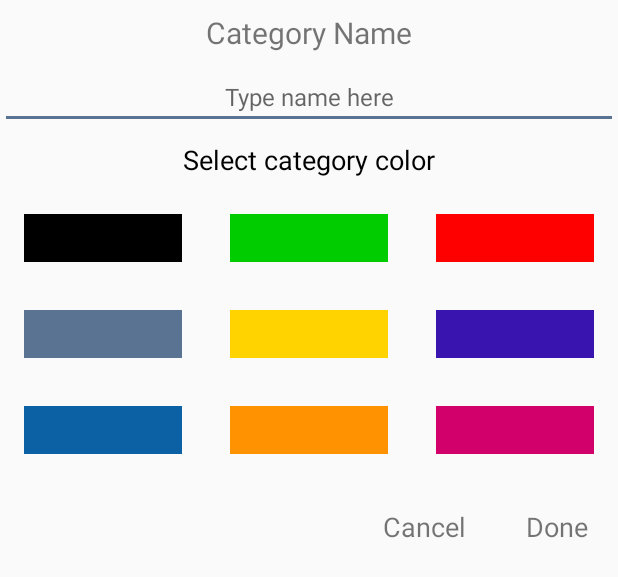
After one commit to azzaxx/BalanceV2.0, an Android app: the layout create_category_dialog.xml on its own in the app's theme, with its tools: preview values and no code run, on a phone screen of 412 x 824 dp. The commit adds this screen. Shown: the top 577 px of the screen. Run offline under Robolectric (Android 15) with nearby library versions, the phone set to English and light mode, and no system bars.

Commit message:
Added create category dialog, category switch button, xml layouts, color values

```diff
--- a/app/src/main/java/com/example/alex/balance/adapters/MainListAdapter.java
+++ b/app/src/main/java/com/example/alex/balance/adapters/MainListAdapter.java
@@ -34,7 +34,7 @@ public class MainListAdapter extends RecyclerView.Adapter<MainListAdapter.MainVi
 
     @Override
     public MainViewHolder onCreateViewHolder(ViewGroup parent, int viewType) {
-        return new MainViewHolder(LayoutInflater.from(parent.getContext()).inflate(R.layout.recycler_item, parent, false));
+        return new MainViewHolder(LayoutInflater.from(parent.getContext()).inflate(R.layout.recycler_item_main, parent, false));
     }
 
     @Override
--- /dev/null
+++ b/app/src/main/res/layout/create_category_dialog.xml
@@ -0,0 +1,163 @@
+<?xml version="1.0" encoding="utf-8"?>
+<LinearLayout xmlns:android="http://schemas.android.com/apk/res/android"
+    android:layout_width="match_parent"
+    android:layout_height="match_parent"
+    android:orientation="vertical">
+
+    <TextView
+        android:layout_width="match_parent"
+        android:layout_height="wrap_content"
+        android:gravity="center"
+        android:padding="8dp"
+        android:text="Category Name"
+        android:textSize="20sp" />
+
+    <EditText
+        android:id="@+id/create_category_dialog_et_cat_name"
+        android:layout_width="match_parent"
+        android:layout_height="wrap_content"
+        android:gravity="center"
+        android:hint="Type name here"
+        android:maxLength="14"
+        android:maxLines="1"
+        android:paddingLeft="24sp"
+        android:paddingRight="24sp"
+        android:textSize="16sp" />
+
+    <TextView
+        android:id="@+id/create_category_tv_cat_color"
+        android:layout_width="match_parent"
+        android:layout_height="wrap_content"
+        android:gravity="center"
+        android:padding="8dp"
+        android:text="Select category color"
+        android:textColor="@color/black"
+        android:textSize="18sp" />
+
+    <LinearLayout
+        android:layout_width="match_parent"
+        android:layout_height="wrap_content"
+        android:orientation="horizontal">
+
+        <View
+            android:id="@+id/color_black"
+            android:layout_width="wrap_content"
+            android:layout_height="32dp"
+            android:layout_margin="16dp"
+            android:layout_weight="1"
+            android:background="@color/black" />
+
+        <View
+            android:id="@+id/color_green"
+            android:layout_width="wrap_content"
+            android:layout_height="32dp"
+            android:layout_margin="16dp"
+            android:layout_weight="1"
+            android:background="@color/green" />
+
+        <View
+            android:id="@+id/color_red"
+            android:layout_width="wrap_content"
+            android:layout_height="32dp"
+            android:layout_margin="16dp"
+            android:layout_weight="1"
+            android:background="@color/red" />
+
+    </LinearLayout>
+
+    <LinearLayout
+        android:layout_width="match_parent"
+        android:layout_height="wrap_content"
+        android:orientation="horizontal">
+
+        <View
+            android:id="@+id/color_accent"
+            android:layout_width="wrap_content"
+            android:layout_height="32dp"
+            android:layout_margin="16dp"
+            android:layout_weight="1"
+            android:background="@color/colorAccent" />
+
+        <View
+            android:id="@+id/color_yellow"
+            android:layout_width="wrap_content"
+            android:layout_height="32dp"
+            android:layout_margin="16dp"
+            android:layout_weight="1"
+            android:background="@color/yellow" />
+
+        <View
+            android:id="@+id/color_blue"
+            android:layout_width="wrap_content"
+            android:layout_height="32dp"
+            android:layout_margin="16dp"
+            android:layout_weight="1"
+            android:background="@color/blue" />
+
+    </LinearLayout>
+
+    <LinearLayout
+        android:layout_width="match_parent"
+        android:layout_height="wrap_content"
+        android:orientation="horizontal">
+
+        <View
+            android:id="@+id/color_violet"
+            android:layout_width="wrap_content"
+            android:layout_height="32dp"
+            android:layout_margin="16dp"
+            android:layout_weight="1"
+            android:background="@color/violet" />
+
+        <View
+            android:id="@+id/color_orange"
+            android:layout_width="wrap_content"
+            android:layout_height="32dp"
+            android:layout_margin="16dp"
+            android:layout_weight="1"
+            android:background="@color/orange" />
+
+        <View
+            android:id="@+id/color_pink"
+            android:layout_width="wrap_content"
+            android:layout_height="32dp"
+            android:layout_margin="16dp"
+            android:layout_weight="1"
+            android:background="@color/pink" />
+
+    </LinearLayout>
+
+    <LinearLayout
+        android:layout_width="match_parent"
+        android:layout_height="wrap_content"
+        android:orientation="horizontal">
+
+        <View
+            android:layout_width="0dp"
+            android:layout_height="32dp"
+            android:layout_margin="16dp"
+            android:layout_weight="3" />
+
+        <TextView
+            android:id="@+id/create_category_cancel_button"
+            android:layout_width="wrap_content"
+            android:layout_height="wrap_content"
+            android:layout_margin="8dp"
+            android:gravity="center"
+            android:padding="12dp"
+            android:text="@string/cancel"
+            android:textSize="18sp" />
+
+        <TextView
+            android:id="@+id/create_category_ok_button"
+            android:layout_width="wrap_content"
+            android:layout_height="wrap_content"
+            android:layout_margin="8dp"
+            android:gravity="center"
+            android:padding="12dp"
+            android:text="Done"
+            android:textSize="18sp" />
+
+    </LinearLayout>
+
+</LinearLayout>
--- a/app/src/main/res/layout/start_activity.xml
+++ b/app/src/main/res/layout/start_activity.xml
@@ -46,6 +46,6 @@
         android:layout_height="match_parent"
         android:layout_above="@+id/button_container"
         android:layout_centerHorizontal="true"
-        tools:listitem="@layout/recycler_item" />
+        tools:listitem="@layout/recycler_item_main" />
 
 </RelativeLayout>
--- a/app/src/main/res/values/colors.xml
+++ b/app/src/main/res/values/colors.xml
@@ -7,4 +7,10 @@
     <color name="with_transparent">#AAFFFFFF</color>
     <color name="red">#FF0000</color>
     <color name="green">#00CC00</color>
+    <color name="black">#000000</color>
+    <color name="yellow">#FFD300</color>
+    <color name="blue">#3914AF</color>
+    <color name="violet">#0B61A4</color>
+    <color name="orange">#FF9200</color>
+    <color name="pink">#D2006B</color>
 </resources>
```
Also changed, not shown: app/src/main/java/com/example/alex/balance/BalanceFragment.java (+30 -5 lines), app/src/main/java/com/example/alex/balance/adapters/CategoryListAdapter.java (added, +41 -0 lines), app/src/main/java/com/example/alex/balance/dialogs/CreateCategoryDialog.java (added, +80 -0 lines), app/src/main/res/layout/balance_fragment.xml (+16 -2 lines), app/src/main/res/layout/recycler_item_balance.xml (added, +23 -0 lines), app/src/main/res/layout/recycler_item_main.xml (renamed from app/src/main/res/layout/recycler_item.xml).
